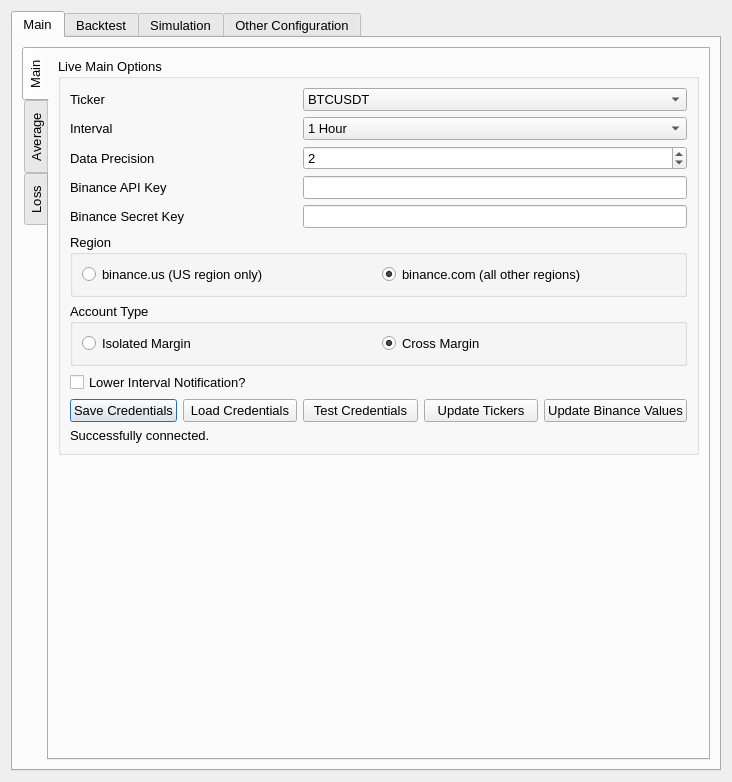
Above: UI/configuration.ui from ZENALC/algobot before the change. Below: the same form after it.
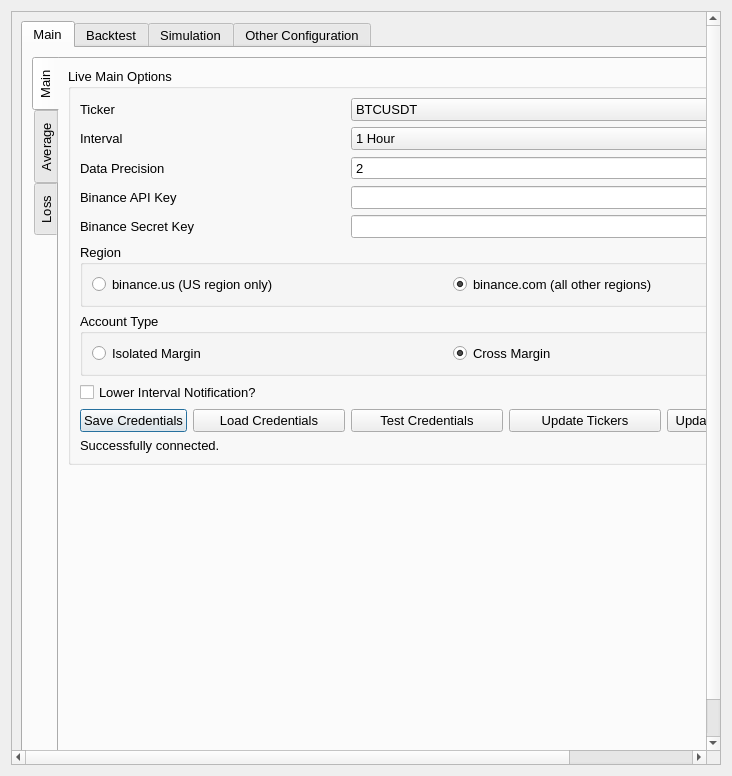
That is the form after the change. The open tabs and pages were chosen to show the change.

Commit message: divided more algorithms to separate file

```diff
--- a/UI/configuration.ui
+++ b/UI/configuration.ui
@@ -27,6 +27,21 @@
   </property>
   <layout class="QGridLayout" name="gridLayout">
    <item row="0" column="0">
+    <widget class="QScrollArea" name="scrollArea">
+     <property name="widgetResizable">
+      <bool>true</bool>
+     </property>
+     <widget class="QWidget" name="scrollAreaWidgetContents">
+      <property name="geometry">
+       <rect>
+        <x>0</x>
+        <y>0</y>
+        <width>850</width>
+        <height>739</height>
+       </rect>
+      </property>
+      <layout class="QGridLayout" name="gridLayout_35">
+       <item row="0" column="0">
     <widget class="QTabWidget" name="configurationTabWidget">
      <property name="sizePolicy">
       <sizepolicy hsizetype="Preferred" vsizetype="Preferred">
@@ -3096,7 +3111,7 @@
           <enum>QTabWidget::Rounded</enum>
          </property>
          <property name="currentIndex">
-          <number>1</number>
+              <number>0</number>
          </property>
          <widget class="QWidget" name="tab_10">
           <property name="enabled">
@@ -3834,6 +3849,10 @@
               </size>
              </property>
             </spacer>
+               </item>
+              </layout>
+             </widget>
+            </widget>
            </item>
           </layout>
          </widget>
```
Lines whose indentation alone changed are shown as unchanged. The commit also changes 2 other files.
